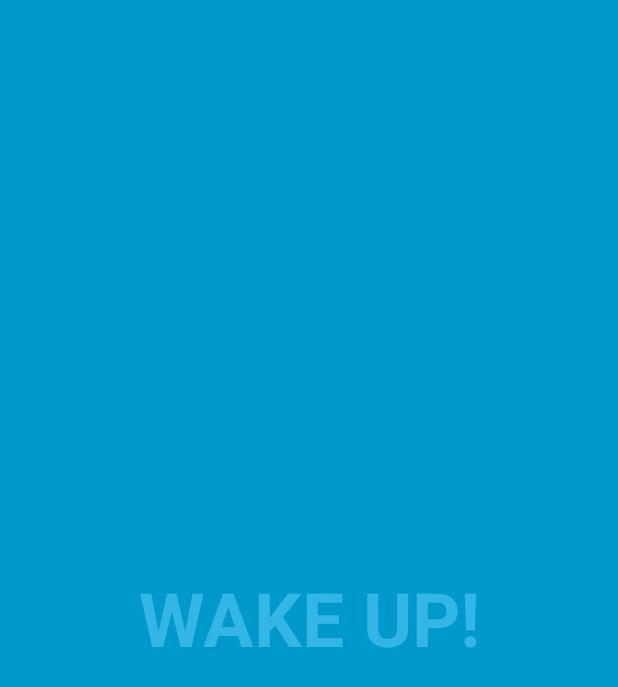
After one commit to pkubik/SmartAlarm, an Android app: the AlarmActivity screen opened directly, with no data from a screen before it, on a phone screen of 412 x 824 dp. The commit adds this screen. Shown: the top 687 px of the screen. Run offline under Robolectric (Android 15) with nearby library versions, the phone set to English and light mode, and no system bars; 1 statement that could not run was skipped.

Commit message:
AlarmActivity and preview option.

```diff
--- a/app/build.gradle
+++ b/app/build.gradle
@@ -30,14 +30,15 @@ dependencies {
     androidTestCompile('com.android.support.test.espresso:espresso-core:2.2.2', {
         exclude group: 'com.android.support', module: 'support-annotations'
     })
+    compile "org.jetbrains.kotlin:kotlin-stdlib-jre7:$kotlin_version"
     compile 'com.android.support:preference-v7:25.3.0'
     compile 'com.google.android.gms:play-services-places:10.2.0'
-    testCompile 'junit:junit:4.12'
-    compile "org.jetbrains.kotlin:kotlin-stdlib-jre7:$kotlin_version"
     compile 'org.jetbrains.anko:anko-sdk23:0.9.1'
     compile 'org.jetbrains.anko:anko-common:0.9.1'
     compile 'org.jetbrains.anko:anko-appcompat-v7:0.9.1'
     compile 'com.beust:klaxon:0.30'
+    compile 'com.android.support:support-v4:25.3.0'
+    testCompile 'junit:junit:4.12'
 }
 repositories {
     mavenCentral()
--- /dev/null
+++ b/app/src/main/java/pl/pw/pkubik/smartalarm/AlarmActivity.kt
@@ -0,0 +1,148 @@
+package pl.pw.pkubik.smartalarm
+
+import android.annotation.SuppressLint
+import android.app.Activity
+import android.media.RingtoneManager
+import android.os.Bundle
+import android.os.Handler
+import android.view.*
+
+/**
+ * An example full-screen activity that shows and hides the system UI (i.e.
+ * status bar and navigation/system bar) with user interaction.
+ */
+class AlarmActivity : Activity() {
+    private val mHideHandler = Handler()
+    private var mContentView: View? = null
+    private val mHidePart2Runnable = Runnable {
+        // Delayed removal of status and navigation bar
+
+        // Note that some of these constants are new as of API 16 (Jelly Bean)
+        // and API 19 (KitKat). It is safe to use them, as they are inlined
+        // at compile-time and do nothing on earlier devices.
+        mContentView!!.systemUiVisibility = View.SYSTEM_UI_FLAG_LOW_PROFILE or
+                View.SYSTEM_UI_FLAG_FULLSCREEN or
+                View.SYSTEM_UI_FLAG_LAYOUT_STABLE or
+                View.SYSTEM_UI_FLAG_IMMERSIVE_STICKY or
+                View.SYSTEM_UI_FLAG_LAYOUT_HIDE_NAVIGATION or
+                View.SYSTEM_UI_FLAG_HIDE_NAVIGATION
+    }
+    private var mControlsView: View? = null
+    private val mShowPart2Runnable = Runnable {
+        // Delayed display of UI elements
+        val actionBar = actionBar
+        actionBar?.show()
+        mControlsView!!.visibility = View.VISIBLE
+    }
+    private var mVisible: Boolean = false
+    private val mHideRunnable = Runnable { hide() }
+    /**
+     * Touch listener to use for in-layout UI controls to delay hiding the
+     * system UI. This is to prevent the jarring behavior of controls going away
+     * while interacting with activity UI.
+     */
+    private val mDelayHideTouchListener = View.OnTouchListener { view, motionEvent ->
+        if (AUTO_HIDE) {
+            delayedHide(AUTO_HIDE_DELAY_MILLIS)
+        }
+        false
+    }
+
+    override fun onCreate(savedInstanceState: Bundle?) {
+        super.onCreate(savedInstanceState)
+
+        setContentView(R.layout.activity_alarm)
+
+        mVisible = true
+        mControlsView = findViewById(R.id.fullscreen_content_controls)
+        mContentView = findViewById(R.id.fullscreen_content)
+
+
+        // Set up the user interaction to manually show or hide the system UI.
+        mContentView!!.setOnClickListener { toggle() }
+
+        // Upon interacting with UI controls, delay any scheduled hide()
+        // operations to prevent the jarring behavior of controls going away
+        // while interacting with the UI.
+        findViewById(R.id.dummy_button).setOnTouchListener(mDelayHideTouchListener)
+
+        val window = window
+        window.addFlags(WindowManager.LayoutParams.FLAG_TURN_SCREEN_ON or
+                WindowManager.LayoutParams.FLAG_SHOW_WHEN_LOCKED or
+                WindowManager.LayoutParams.FLAG_KEEP_SCREEN_ON or
+                WindowManager.LayoutParams.FLAG_DISMISS_KEYGUARD)
+
+        val notification = RingtoneManager.getDefaultUri(RingtoneManager.TYPE_ALARM)
+        val ringtone = RingtoneManager.getRingtone(this, notification)
+        ringtone.play()
+    }
+
+    override fun onPostCreate(savedInstanceState: Bundle?) {
+        super.onPostCreate(savedInstanceState)
+
+        // Trigger the initial hide() shortly after the activity has been
+        // created, to briefly hint to the user that UI controls
+        // are available.
+        delayedHide(100)
+    }
+
+    private fun toggle() {
+        if (mVisible) {
+            hide()
+        } else {
+            show()
+        }
+    }
+
+    private fun hide() {
+        // Hide UI first
+        val actionBar = actionBar
+        actionBar?.hide()
+        mControlsView!!.visibility = View.GONE
+        mVisible = false
+
+        // Schedule a runnable to remove the status and navigation bar after a delay
+        mHideHandler.removeCallbacks(mShowPart2Runnable)
+        mHideHandler.postDelayed(mHidePart2Runnable, UI_ANIMATION_DELAY.toLong())
+    }
+
+    @SuppressLint("InlinedApi")
+    private fun show() {
+        // Show the system bar
+        mContentView!!.systemUiVisibility = View.SYSTEM_UI_FLAG_LAYOUT_FULLSCREEN or View.SYSTEM_UI_FLAG_LAYOUT_HIDE_NAVIGATION
+        mVisible = true
+
+        // Schedule a runnable to display UI elements after a delay
+        mHideHandler.removeCallbacks(mHidePart2Runnable)
+        mHideHandler.postDelayed(mShowPart2Runnable, UI_ANIMATION_DELAY.toLong())
+    }
+
+    /**
+     * Schedules a call to hide() in [delay] milliseconds, canceling any
+     * previously scheduled calls.
+     */
+    private fun delayedHide(delayMillis: Int) {
+        mHideHandler.removeCallbacks(mHideRunnable)
+        mHideHandler.postDelayed(mHideRunnable, delayMillis.toLong())
+    }
+
+    companion object {
+        /**
+         * Whether or not the system UI should be auto-hidden after
+         * [.AUTO_HIDE_DELAY_MILLIS] milliseconds.
+         */
+        private val AUTO_HIDE = true
+
+        /**
+         * If [.AUTO_HIDE] is set, the number of milliseconds to wait after
+         * user interaction before hiding the system UI.
+         */
+        private val AUTO_HIDE_DELAY_MILLIS = 3000
+
+        /**
+         * Some older devices needs a small delay between UI widget updates
+         * and a change of the status and navigation bar.
+         */
+        private val UI_ANIMATION_DELAY = 300
+    }
+}
--- /dev/null
+++ b/app/src/main/res/layout/activity_alarm.xml
@@ -0,0 +1,50 @@
+<FrameLayout xmlns:android="http://schemas.android.com/apk/res/android"
+    xmlns:tools="http://schemas.android.com/tools"
+    android:layout_width="match_parent"
+    android:layout_height="match_parent"
+    android:background="#0099cc"
+    tools:context="pl.pw.pkubik.smartalarm.AlarmActivity">
+
+    <!-- The primary full-screen view. This can be replaced with whatever view
+         is needed to present your content, e.g. VideoView, SurfaceView,
+         TextureView, etc. -->
+    <TextView
+        android:id="@+id/fullscreen_content"
+        android:layout_width="match_parent"
+        android:layout_height="match_parent"
+        android:gravity="center"
+        android:keepScreenOn="true"
+        android:text="@string/alarm_content"
+        android:textColor="#33b5e5"
+        android:textSize="50sp"
+        android:textStyle="bold" />
+
+    <!-- This FrameLayout insets its children based on system windows using
+         android:fitsSystemWindows. -->
+    <FrameLayout
+        android:layout_width="match_parent"
+        android:layout_height="match_parent"
+        android:fitsSystemWindows="true">
+
+        <LinearLayout
+            android:id="@+id/fullscreen_content_controls"
+            style="?metaButtonBarStyle"
+            android:layout_width="match_parent"
+            android:layout_height="wrap_content"
+            android:layout_gravity="bottom|center_horizontal"
+            android:background="@color/black_overlay"
+            android:orientation="horizontal"
+            tools:ignore="UselessParent">
+
+            <Button
+                android:id="@+id/dummy_button"
+                style="?metaButtonBarButtonStyle"
+                android:layout_width="0dp"
+                android:layout_height="wrap_content"
+                android:layout_weight="1"
+                android:text="@string/dismiss_alarm_button" />
+
+        </LinearLayout>
+    </FrameLayout>
+
+</FrameLayout>
--- a/app/src/main/res/values/colors.xml
+++ b/app/src/main/res/values/colors.xml
@@ -3,4 +3,6 @@
     <color name="colorPrimary">#3F51B5</color>
     <color name="colorPrimaryDark">#303F9F</color>
     <color name="colorAccent">#52a0c1</color>
+
+    <color name="black_overlay">#66000000</color>
 </resources>
--- a/app/src/main/res/values/strings.xml
+++ b/app/src/main/res/values/strings.xml
@@ -10,4 +10,8 @@
     <string name="pref_delay_ratio">Delay Ratio Threshold</string>
     <string name="pref_current_traffic">Current Traffic</string>
     <string name="pref_enable_notifications_label">Notification Only Mode</string>
+
+    <string name="title_activity_alarm">Smart Alarm</string>
+    <string name="dismiss_alarm_button">Dismiss</string>
+    <string name="alarm_content">WAKE UP!</string>
 </resources>
--- a/app/src/main/res/values/styles.xml
+++ b/app/src/main/res/values/styles.xml
@@ -9,4 +9,16 @@
         <item name="preferenceTheme">@style/PreferenceThemeOverlay</item>
     </style>
 
+    <style name="FullscreenTheme" parent="AppTheme">
+        <item name="android:actionBarStyle">@style/FullscreenActionBarStyle</item>
+        <item name="android:windowActionBarOverlay">true</item>
+        <item name="android:windowBackground">@null</item>
+        <item name="metaButtonBarStyle">?android:attr/buttonBarStyle</item>
+        <item name="metaButtonBarButtonStyle">?android:attr/buttonBarButtonStyle</item>
+    </style>
+
+    <style name="FullscreenActionBarStyle" parent="android:Widget.Holo.ActionBar">
+        <item name="android:background">@color/black_overlay</item>
+    </style>
+
 </resources>
```
Also changed, not shown: app/src/main/AndroidManifest.xml (+20 -10 lines), app/src/main/java/pl/pw/pkubik/smartalarm/MainActivity.kt (+18 -0 lines), app/src/main/java/pl/pw/pkubik/smartalarm/Utils.kt (+7 -3 lines), app/src/main/res/menu/main.xml (added, +8 -0 lines), app/src/main/res/values/attrs.xml (added, +12 -0 lines).
